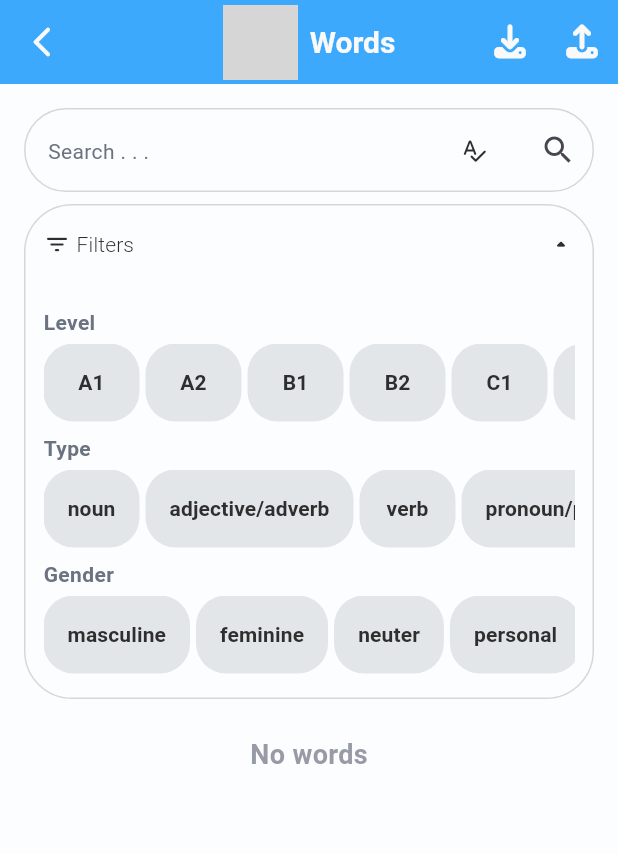
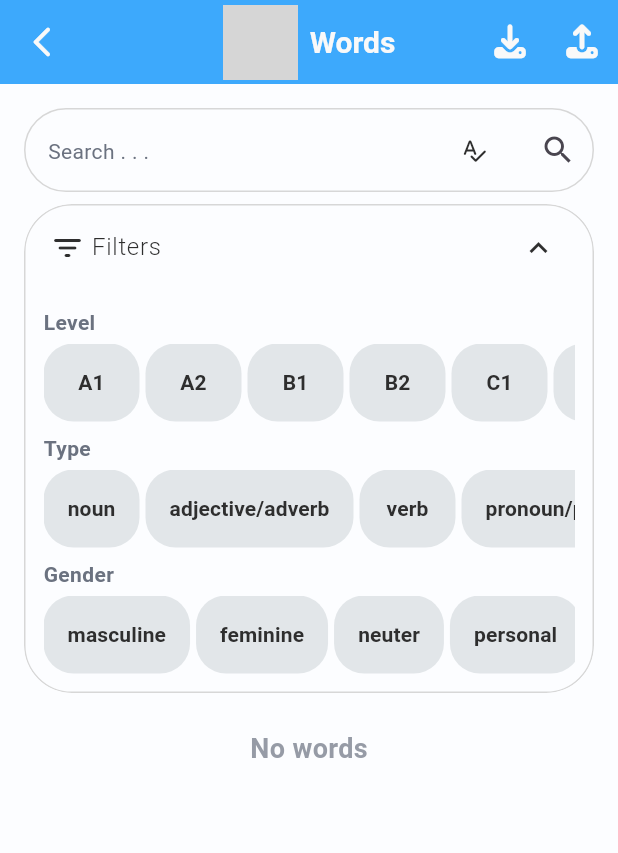
Before and after one commit to 11aghayan/lexivo-flutter, a Flutter app: the DictPageWidgetTree screen opened directly with empty values, after a tap on "Filters", on a phone screen of 412 x 824 dp. Shown: the top 853 px of the screen. Run offline on Flutter 3.47's test engine with Material 3 defaults, Android fonts, the phone set to English and light mode, and no system bars; our stand-ins replace file_picker, font_awesome_flutter, shared_preferences; accounts and stored records are empty; grey boxes are pictures that could not be loaded.

Commit message:
words filters container replaced with expansion tile

```diff
--- a/lib/pages/words_page.dart
+++ b/lib/pages/words_page.dart
@@ -39,7 +39,6 @@ class _WordsPageState extends State<WordsPage> {
   late List<FilterData> levelFilters;
   late List<FilterData> typeFilters;
   late List<FilterData> genderFilters;
-  bool isFiltersContainerExpanded = false;
   int renderNum = 0;
 
   @override
@@ -82,11 +81,9 @@ class _WordsPageState extends State<WordsPage> {
 
                 // Filters container
                 FiltersContainerWidget(
-                  toggleExpanded: toggleFiltersContainer,
                   levelFilters: levelFilters,
                   typeFilters: typeFilters,
                   genderFilters: genderFilters,
-                  isExpanded: isFiltersContainerExpanded,
                 ),
 
                 // If no results are there
@@ -240,11 +237,4 @@ class _WordsPageState extends State<WordsPage> {
       setState(() {});
     }
   }
-
-  void toggleFiltersContainer() {
-    isFiltersContainerExpanded = !isFiltersContainerExpanded;
-    if (mounted) {
-      setState(() {});
-    }
-  }
 }
--- a/lib/views/widgets/components/word_filters/filters_container_widget.dart
+++ b/lib/views/widgets/components/word_filters/filters_container_widget.dart
@@ -4,7 +4,6 @@ import 'package:lexivo_flutter/constants/strings/strings.dart';
 import 'package:lexivo_flutter/data/filter_data.dart';
 import 'package:lexivo_flutter/data/notifiers.dart';
 import 'package:lexivo_flutter/views/theme/theme_colors.dart';
-import 'package:lexivo_flutter/views/widgets/components/btns/custom_filled_button_widget.dart';
 import 'package:lexivo_flutter/views/widgets/components/word_filters/horizontal_scrolling_filters_widget.dart';
 
 class FiltersContainerWidget extends StatelessWidget {
@@ -13,108 +12,65 @@ class FiltersContainerWidget extends StatelessWidget {
     required this.levelFilters,
     required this.typeFilters,
     required this.genderFilters,
-    required this.isExpanded,
-    required this.toggleExpanded,
   });
 
   final List<FilterData> levelFilters;
   final List<FilterData> typeFilters;
   final List<FilterData> genderFilters;
-  final bool isExpanded;
-  final void Function() toggleExpanded;
-  final double btnHeight = 51;
   final double padding = 12;
+  final double verticalSpacing = 8;
 
   @override
   Widget build(BuildContext context) {
     final colors = ThemeColors.getThemeColors(context);
+    final shape = RoundedRectangleBorder(
+      borderRadius: BorderRadiusGeometry.circular(Sizes.borderRadius_1),
+      side: BorderSide(color: colors.outlinedBtnBorder, width: 1),
+    );
 
-    return AnimatedContainer(
-      height: isExpanded ? 330 : btnHeight,
-      duration: Duration(milliseconds: 300),
-      padding: EdgeInsets.fromLTRB(
-        padding,
-        padding,
-        padding,
-        padding
-      ),
-      clipBehavior: Clip.hardEdge,
-      decoration: BoxDecoration(
-        border: Border.all(
-          width: 1,
-          color: colors.outlinedBtnBorder,
-        ),
-        borderRadius: BorderRadius.circular(Sizes.borderRadius_1),
-      ),
-      child: SingleChildScrollView(
-        physics: NeverScrollableScrollPhysics(),
-        child: Column(
-          spacing: 8,
-          mainAxisSize: MainAxisSize.min,
-          children: [
-            // open/close btn
-            CustomFilledButtonWidget(
-              backgroundColor: Colors.transparent,
-              alignment: Alignment.topRight,
-              padding: 0,
-              noSplash: true,
-              onPressed: toggleExpanded,
-              child: Row(
-                mainAxisAlignment: MainAxisAlignment.spaceBetween,
-                mainAxisSize: MainAxisSize.max,
-                children: [
-                  Row(
+    return ExpansionTile(
+      collapsedShape: shape,
+      shape: shape,
+      iconColor: colors.mainText,
+      //   Header
+      title: Row(
         spacing: 4,
         children: [
-                      Icon(
-                        Icons.filter_list_rounded,
-                      ),
+          Icon(Icons.filter_list_rounded, color: colors.mainText),
           Text(
-                        KStrings.getStringsForLang(
-                          appLangNotifier.value,
-                        ).filters,
+            KStrings.getStringsForLang(appLangNotifier.value).filters,
             style: TextStyle(
               fontWeight: FontWeight.w300,
+              color: colors.mainText,
             ),
           ),
         ],
       ),
-
-                  Icon(
-                    isExpanded
-                        ? Icons.arrow_drop_up_rounded
-                        : Icons.arrow_drop_down_rounded,
-                  ),
-                ],
-              ),
-            ),
-
+      expandedCrossAxisAlignment: CrossAxisAlignment.start,
+      childrenPadding: EdgeInsets.all(padding),
+      children: [
         // Level filter
         HorizontalScrollingFiltersWidget(
-              header: KStrings.getStringsForLang(
-                appLangNotifier.value,
-              ).level,
+          header: KStrings.getStringsForLang(appLangNotifier.value).level,
           items: levelFilters,
         ),
 
+        SizedBox(height: verticalSpacing),
+
         // Type filter
         HorizontalScrollingFiltersWidget(
-              header: KStrings.getStringsForLang(
-                appLangNotifier.value,
-              ).type,
+          header: KStrings.getStringsForLang(appLangNotifier.value).type,
           items: typeFilters,
         ),
 
+        SizedBox(height: verticalSpacing),
+
         // Gender filter
         HorizontalScrollingFiltersWidget(
-              header: KStrings.getStringsForLang(
-                appLangNotifier.value,
-              ).gender,
+          header: KStrings.getStringsForLang(appLangNotifier.value).gender,
           items: genderFilters,
         ),
       ],
-        ),
-      ),
     );
   }
 }
```
Lines whose indentation alone changed are shown as unchanged.
